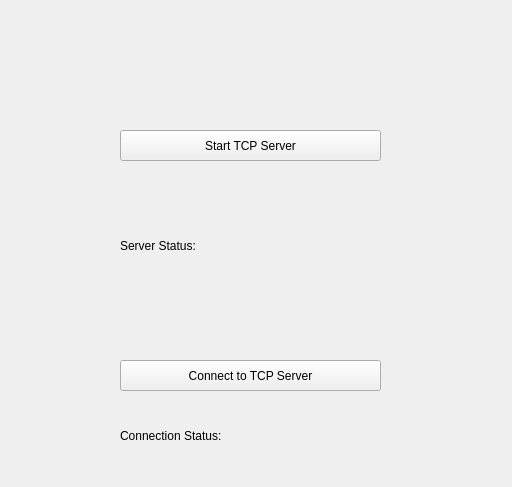
ductapeofdoom/cps111brickbreaker, file CPS111BrickBreaker/multiplayergui.ui: the form before one commit.
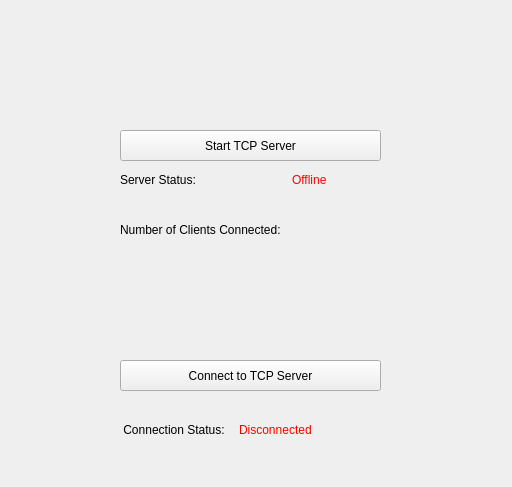
The form after the commit. Icons and pictures are not drawn.

What changed in the file:
```diff
--- a/CPS111BrickBreaker/multiplayergui.ui
+++ b/CPS111BrickBreaker/multiplayergui.ui
@@ -55,31 +55,89 @@
     <string>Connect to TCP Server</string>
    </property>
   </widget>
-  <widget class="QLabel" name="lblServerStatus">
+  <widget class="QWidget" name="">
+   <property name="geometry">
+    <rect>
+     <x>120</x>
+     <y>220</y>
+     <width>218</width>
+     <height>19</height>
+    </rect>
+   </property>
+   <layout class="QHBoxLayout" name="horizontalLayout">
+    <item>
+     <widget class="QLabel" name="lblNumClients">
+      <property name="text">
+       <string>Number of Clients Connected:</string>
+      </property>
+     </widget>
+    </item>
+    <item>
+     <widget class="QLabel" name="lblClients">
+      <property name="text">
+       <string/>
+      </property>
+     </widget>
+    </item>
+   </layout>
+  </widget>
+  <widget class="QWidget" name="">
+   <property name="geometry">
+    <rect>
+     <x>120</x>
+     <y>420</y>
+     <width>232</width>
+     <height>19</height>
+    </rect>
+   </property>
+   <layout class="QHBoxLayout" name="horizontalLayout_2">
+    <item>
+     <widget class="QLabel" name="label_2">
+      <property name="text">
+       <string> Connection Status: </string>
+      </property>
+     </widget>
+    </item>
+    <item>
+     <widget class="QLabel" name="lblConnectionStatus">
+      <property name="styleSheet">
+       <string notr="true">color: red;</string>
+      </property>
+      <property name="text">
+       <string>Disconnected</string>
+      </property>
+     </widget>
+    </item>
+   </layout>
+  </widget>
+  <widget class="QWidget" name="">
    <property name="geometry">
     <rect>
      <x>120</x>
      <y>170</y>
-     <width>251</width>
-     <height>151</height>
+     <width>338</width>
+     <height>19</height>
     </rect>
    </property>
-   <property name="text">
-    <string>Server Status:</string>
-   </property>
-  </widget>
-  <widget class="QLabel" name="lblConnectionStatus">
-   <property name="geometry">
-    <rect>
-     <x>120</x>
-     <y>410</y>
-     <width>251</width>
-     <height>51</height>
-    </rect>
-   </property>
-   <property name="text">
-    <string>Connection Status:</string>
-   </property>
+   <layout class="QHBoxLayout" name="horizontalLayout_3">
+    <item>
+     <widget class="QLabel" name="label_3">
+      <property name="text">
+       <string>Server Status:</string>
+      </property>
+     </widget>
+    </item>
+    <item>
+     <widget class="QLabel" name="lblServerStatus">
+      <property name="styleSheet">
+       <string notr="true">color: red;</string>
+      </property>
+      <property name="text">
+       <string>Offline</string>
+      </property>
+     </widget>
+    </item>
+   </layout>
   </widget>
  </widget>
  <resources>
```
Left out of the diff: 5 changed lines with no effect on the pictures.
